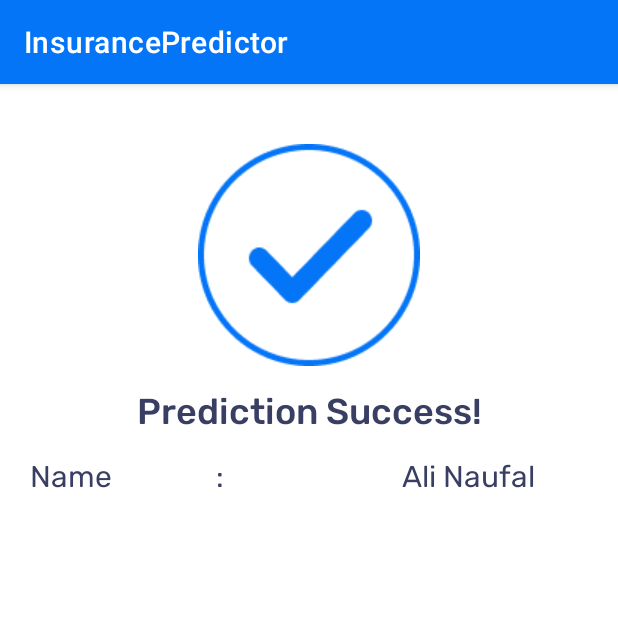
After one commit to caresomebody/CapstoneProject-InsurancePredictor, an Android app: the ResultActivity screen opened directly, with no data from a screen before it, on a phone screen of 412 x 824 dp, the top half of it. The commit adds this screen. Run offline under Robolectric (Android 15) with nearby library versions, the phone set to English and light mode, and no system bars.

Commit message:
nambahin result activity

```diff
--- a/app/src/main/AndroidManifest.xml
+++ b/app/src/main/AndroidManifest.xml
@@ -9,7 +9,8 @@
         android:roundIcon="@mipmap/ic_launcher_round"
         android:supportsRtl="true"
         android:theme="@style/Theme.InsurancePredictor">
-        <activity android:name=".QuestFourActivity"/>
+        <activity android:name=".ResultActivity"></activity>
+        <activity android:name=".QuestFourActivity" />
         <activity android:name=".QuestThreeActivity" />
         <activity android:name=".QuestTwoActivity" />
         <activity android:name=".QuestOneActivity" />
@@ -22,7 +23,7 @@
             </intent-filter>
         </activity>
         <activity android:name=".LoginActivity" />
-        <activity android:name=".MainActivity"/>
+        <activity android:name=".MainActivity" />
     </application>
 
 </manifest>
--- /dev/null
+++ b/app/src/main/java/com/agrilogi/insurancepredictor/ResultActivity.kt
@@ -0,0 +1,11 @@
+package com.agrilogi.insurancepredictor
+
+import androidx.appcompat.app.AppCompatActivity
+import android.os.Bundle
+
+class ResultActivity : AppCompatActivity() {
+    override fun onCreate(savedInstanceState: Bundle?) {
+        super.onCreate(savedInstanceState)
+        setContentView(R.layout.activity_result)
+    }
+}
--- a/app/src/main/java/com/agrilogi/insurancepredictor/SignUpActivity.kt
+++ b/app/src/main/java/com/agrilogi/insurancepredictor/SignUpActivity.kt
@@ -31,6 +31,11 @@ class SignUpActivity : AppCompatActivity() {
         setContentView(binding.root)
         userDB = UserDatabase.getInstance(this)!!
         session = SessionManagement(applicationContext)
+
+        binding.login.setOnClickListener{
+            startActivity<LoginActivity>()
+        }
+
         onClick()
     }
 
@@ -76,10 +81,6 @@ class SignUpActivity : AppCompatActivity() {
 
             toast("berhasil diklik")
         }
-
-        binding.login.setOnClickListener{
-            startActivity<LoginActivity>()
-        }
     }
 
     private fun insertToDb(user: User){
--- /dev/null
+++ b/app/src/main/res/layout/activity_result.xml
@@ -0,0 +1,68 @@
+<?xml version="1.0" encoding="utf-8"?>
+<LinearLayout
+    xmlns:android="http://schemas.android.com/apk/res/android"
+    xmlns:app="http://schemas.android.com/apk/res-auto"
+    xmlns:tools="http://schemas.android.com/tools"
+    android:layout_width="match_parent"
+    android:layout_height="match_parent"
+    android:paddingStart="20dp"
+    android:paddingTop="40dp"
+    android:paddingEnd="20dp"
+    android:orientation="vertical"
+    tools:context=".ResultActivity">
+
+    <ImageView
+        android:layout_width="wrap_content"
+        android:layout_height="wrap_content"
+        android:src="@drawable/success"
+        android:layout_gravity="center"
+        android:layout_marginBottom="16dp"
+        />
+
+    <TextView
+        android:layout_width="match_parent"
+        android:layout_height="wrap_content"
+        android:text="@string/prediction_success"
+        android:fontFamily="@font/rubik_medium"
+        android:textSize="24sp"
+        android:gravity="center"
+        android:textColor="@color/font"
+        android:layout_marginBottom="16dp"/>
+
+    <LinearLayout
+        android:layout_width="match_parent"
+        android:layout_height="wrap_content"
+        android:orientation="horizontal"
+        android:weightSum="3">
+
+        <TextView
+            android:layout_width="match_parent"
+            android:layout_height="wrap_content"
+            android:text="@string/name"
+            android:fontFamily="@font/rubik_regular"
+            android:textSize="20sp"
+            android:textColor="@color/font"
+            android:layout_weight="1"/>
+
+        <TextView
+            android:layout_width="match_parent"
+            android:layout_height="wrap_content"
+            android:text=":"
+            android:fontFamily="@font/rubik_regular"
+            android:textSize="20sp"
+            android:textColor="@color/font"
+            android:layout_weight="1"/>
+
+        <TextView
+            android:layout_width="match_parent"
+            android:layout_height="wrap_content"
+            android:text="@string/users_name"
+            android:fontFamily="@font/rubik_regular"
+            android:textSize="20sp"
+            android:textColor="@color/font"
+
+            android:layout_weight="1"/>
+
+    </LinearLayout>
+
+</LinearLayout>
--- a/app/src/main/res/layout/activity_sign_up.xml
+++ b/app/src/main/res/layout/activity_sign_up.xml
@@ -92,6 +92,7 @@
         android:paddingStart="16dp"
         android:textColorHint="@color/grey"
         android:fontFamily="@font/rubik_regular"
+        android:inputType="textPassword"
         android:textSize="14sp"
         android:layout_marginBottom="32dp"/>
 
--- a/app/src/main/res/values/strings.xml
+++ b/app/src/main/res/values/strings.xml
@@ -48,4 +48,6 @@
     <string name="submit">SUBMIT</string>
     <string name="name">Name</string>
     <string name="input_name">Input your name</string>
+    <string name="prediction_success">Prediction Success!</string>
+    <string name="users_name">Ali Naufal</string>
 </resources>
```
Also changed, not shown: app/src/main/res/drawable/success.png (added).
